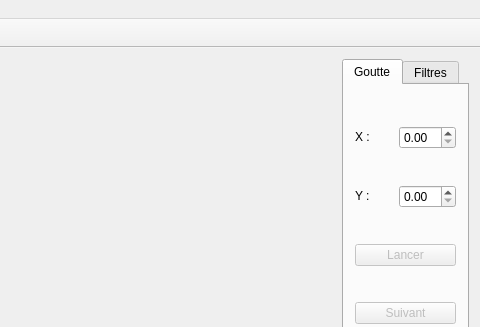
Above: WorldXGen/mainwindow.ui from NicolasEtGuillaume/WorldXGen before the change; both pictures show x 208 to 688 and y 0 to 327 of the 688 by 462 pixel window. Below: the same form after it.
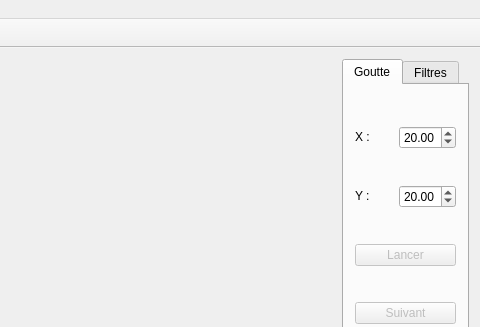
That is the form after the change. Custom widgets are drawn as their Qt base class.

```diff
--- a/WorldXGen/mainwindow.ui
+++ b/WorldXGen/mainwindow.ui
@@ -71,7 +71,11 @@
            </widget>
           </item>
           <item>
-           <widget class="QDoubleSpinBox" name="doubleSpinBoxGoutteX"/>
+           <widget class="QDoubleSpinBox" name="doubleSpinBoxGoutteX">
+            <property name="value">
+             <double>20.000000000000000</double>
+            </property>
+           </widget>
           </item>
          </layout>
         </item>
@@ -91,7 +95,11 @@
            </widget>
           </item>
           <item>
-           <widget class="QDoubleSpinBox" name="doubleSpinBoxGoutteY"/>
+           <widget class="QDoubleSpinBox" name="doubleSpinBoxGoutteY">
+            <property name="value">
+             <double>20.000000000000000</double>
+            </property>
+           </widget>
           </item>
          </layout>
         </item>
```
